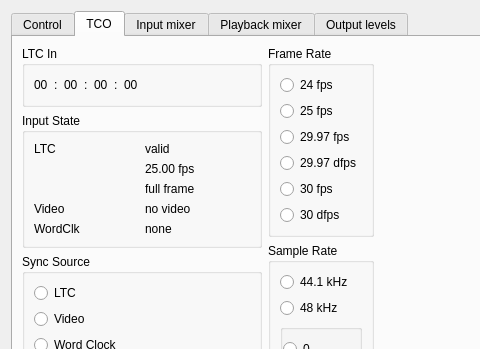
First picture: the form in support/mixer-qt4/ffado/mixer/rme.ui, repository ojsl1/libffado, before the edit; both pictures show x 0 to 480 and y 0 to 349 of the 635 by 933 pixel window.
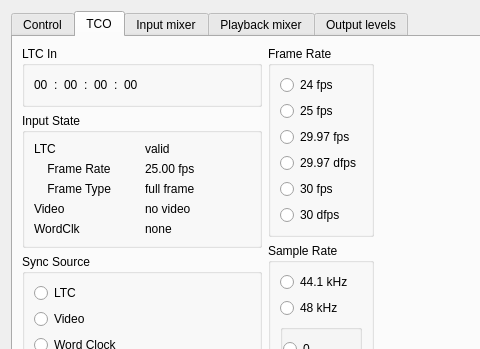
Second picture: the form after the edit. The open tabs and pages were chosen to show the change.

Commit message: rme: clarify content of TCO input status display in ffado-mixer, and don't display LTC parameters when LTC is not valid.

```diff
--- a/support/mixer-qt4/ffado/mixer/rme.ui
+++ b/support/mixer-qt4/ffado/mixer/rme.ui
@@ -1274,22 +1274,6 @@
               </property>
              </widget>
             </item>
-            <item row="1" column="0">
-             <spacer name="verticalSpacer_18">
-              <property name="orientation">
-               <enum>Qt::Vertical</enum>
-              </property>
-              <property name="sizeType">
-               <enum>QSizePolicy::Ignored</enum>
-              </property>
-              <property name="sizeHint" stdset="0">
-               <size>
-                <width>20</width>
-                <height>11</height>
-               </size>
-              </property>
-             </spacer>
-            </item>
             <item row="1" column="1">
              <widget class="QLabel" name="state_ltc_framerate">
               <property name="text">
@@ -1300,22 +1284,6 @@
               </property>
              </widget>
             </item>
-            <item row="2" column="0">
-             <spacer name="verticalSpacer_19">
-              <property name="orientation">
-               <enum>Qt::Vertical</enum>
-              </property>
-              <property name="sizeType">
-               <enum>QSizePolicy::Ignored</enum>
-              </property>
-              <property name="sizeHint" stdset="0">
-               <size>
-                <width>20</width>
-                <height>11</height>
-               </size>
-              </property>
-             </spacer>
-            </item>
             <item row="2" column="1">
              <widget class="QLabel" name="state_ltc_frame_type">
               <property name="text">
@@ -1354,6 +1322,20 @@
               </property>
              </widget>
             </item>
+            <item row="1" column="0">
+             <widget class="QLabel" name="label_9">
+              <property name="text">
+               <string>    Frame Rate</string>
+              </property>
+             </widget>
+            </item>
+            <item row="2" column="0">
+             <widget class="QLabel" name="label_12">
+              <property name="text">
+               <string>    Frame Type</string>
+              </property>
+             </widget>
+            </item>
            </layout>
           </widget>
          </item>
```
The commit also changes 1 other file.
